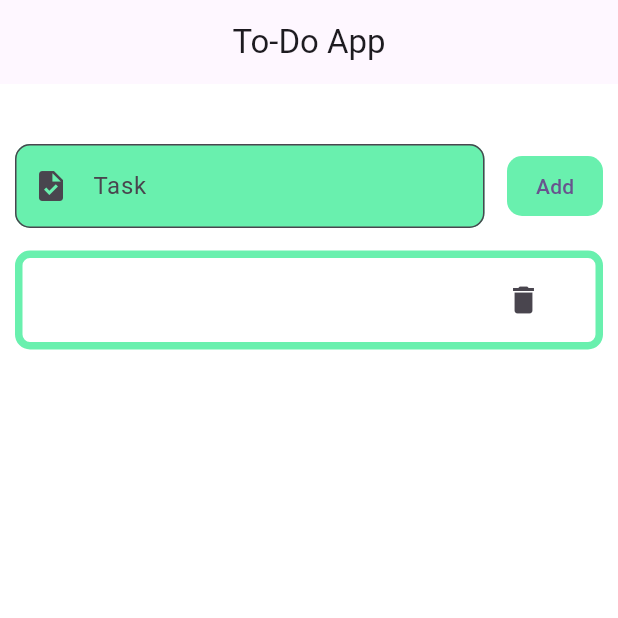
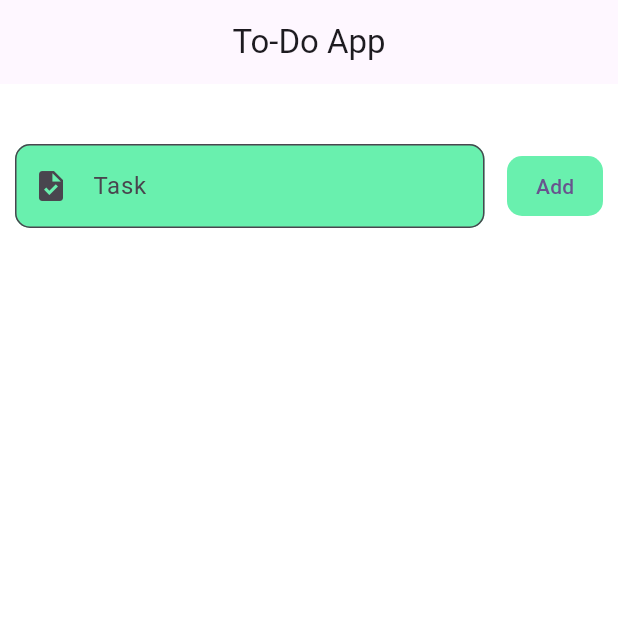
Before and after one commit to mdrazaulkabir/to_do_app, a Flutter app: the screen it shows after launch, after a tap on "Add", on a phone screen of 412 x 824 dp, the top half of it. Run offline on Flutter 3.47's test engine with Material 3 defaults, Android fonts, the phone set to English and light mode, and no system bars.

Commit message:
this is fourth commit

```diff
--- a/lib/toDoApp.dart
+++ b/lib/toDoApp.dart
@@ -8,18 +8,9 @@ class toDoApp extends StatefulWidget {
 }
 
 class _toDoAppState extends State<toDoApp> {
+  TextEditingController addController = TextEditingController();
 
-  void textAdd(){
-    if(addController.text.isNotEmpty){
-      setState(() {
-        Task.add(addController.text);
-      });
-    }
-  }
-
-
-  TextEditingController addController = TextEditingController();
-  String? addTask;
+  //String? addTask;
 
   List<String> Task = [];
 
@@ -62,9 +53,12 @@ class _toDoAppState extends State<toDoApp> {
                 ),
                 TextButton(
                     onPressed: () {
-                      setState(() {
-                        addTask=addController.text;
-                      });
+                      if (addController.text.isNotEmpty) {
+                        setState(() {
+                          Task.add(addController.text);
+                          addController.clear();
+                        });
+                      }
                     },
                     style: OutlinedButton.styleFrom(
                         fixedSize: Size(double.minPositive, double.infinity),
@@ -87,16 +81,28 @@ class _toDoAppState extends State<toDoApp> {
             SizedBox(
               height: 15,
             ),
-            ListTile(
-              title: Text(addTask.toString()),
-              //leading: Icon(Icons.delete),
-              trailing: IconButton(onPressed: (){}, icon: Icon(Icons.delete)),
 
-              shape: RoundedRectangleBorder(
-                  borderRadius: BorderRadius.circular(10),
-                  side: BorderSide(
-                      color: Colors.greenAccent,width: 5),
-            ))
+            Expanded(
+              child: ListView.builder(
+                  itemCount: Task.length, itemBuilder: (context, index) {
+                    return ListTile(
+                        title: Text(Task[index]),
+                        //leading: Icon(Icons.delete),
+                        trailing: IconButton(
+                            onPressed: () {
+                             setState(() {
+                               Task.removeAt(index);
+                             });
+                            },
+                            icon: Icon(Icons.delete)),
+                        shape: RoundedRectangleBorder(
+                          borderRadius: BorderRadius.circular(10),
+                          side: BorderSide(color: Colors.greenAccent, width: 5),
+                        ));
+              }),
+            ),
+
+
           ],
         ),
       ),
```
